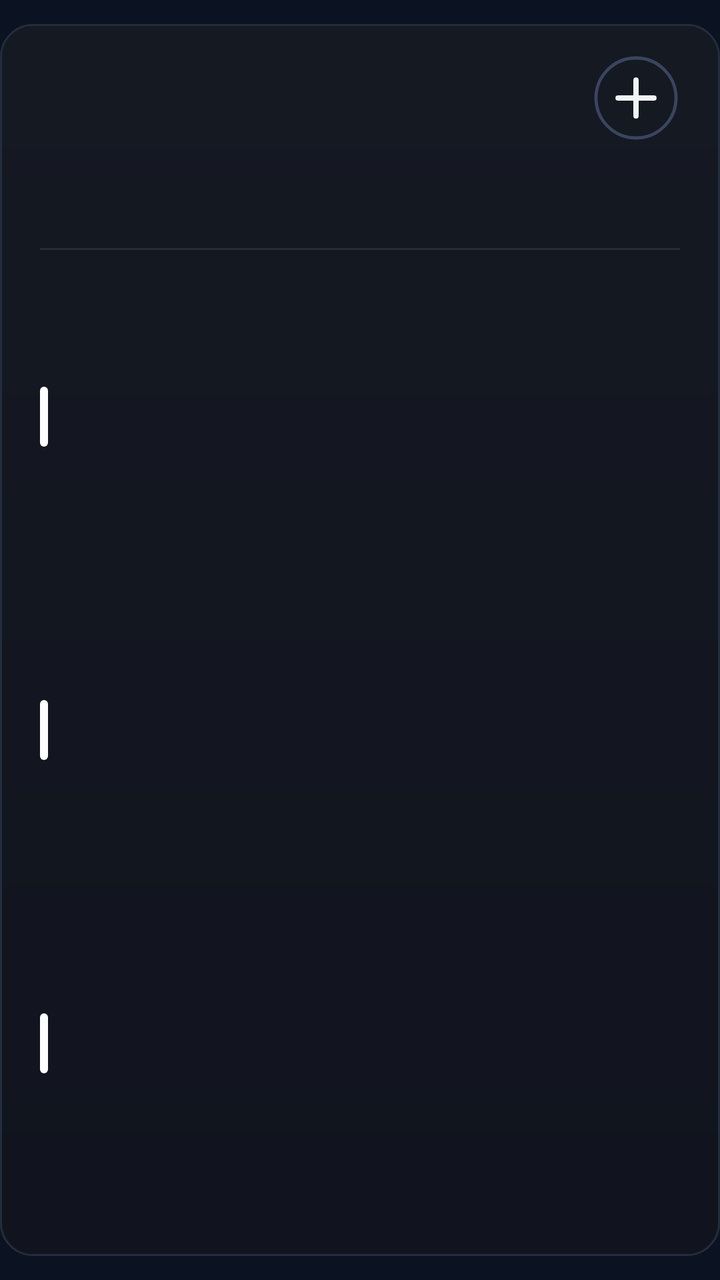
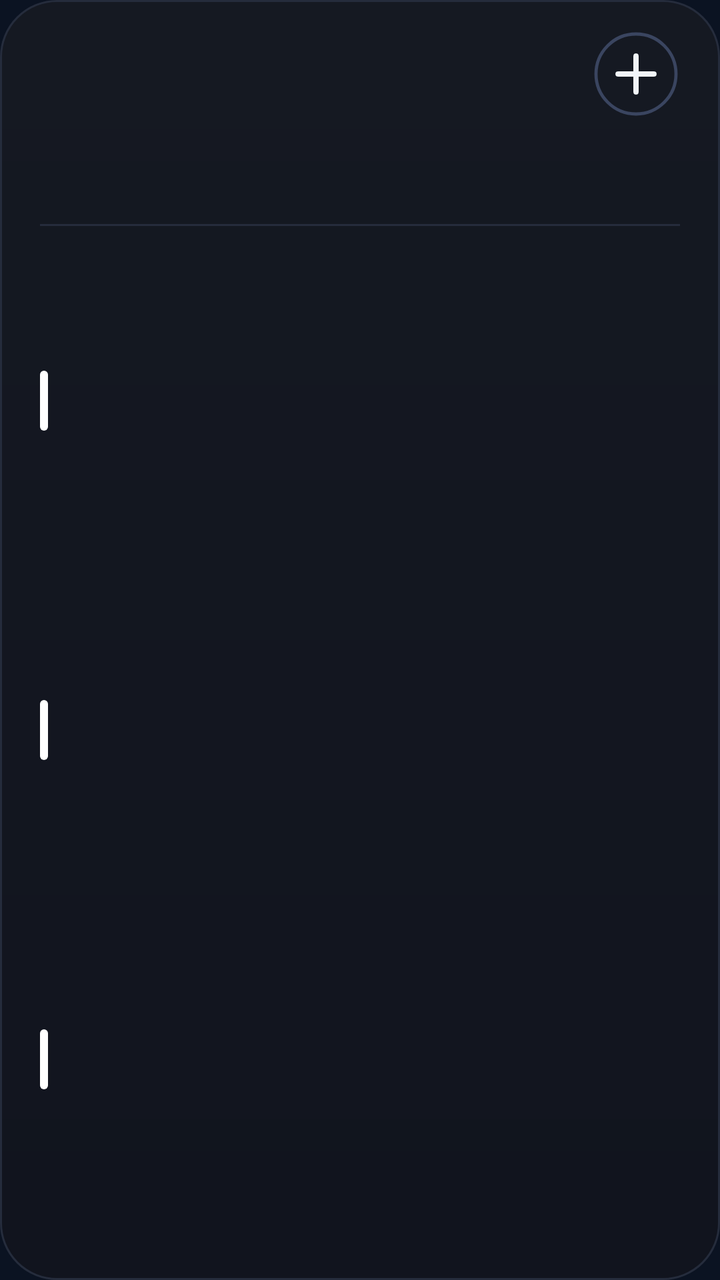

Screens rendered from an Android XML layout before and after an edit, with the pre-edit source and the edit as a unified diff.
<!-- AndroidManifest.xml: application theme AppTheme -->
<!-- res/layout/cal_k3.xml -->
<?xml version="1.0" encoding="utf-8"?>
<FrameLayout xmlns:android="http://schemas.android.com/apk/res/android"
    android:id="@+id/root"
    android:layout_width="match_parent"
    android:layout_height="match_parent"
    android:paddingTop="12dp"
    android:paddingBottom="12dp">

    <LinearLayout
        android:id="@+id/panel"
        android:layout_width="match_parent"
        android:layout_height="match_parent"
        android:background="@drawable/cal_panel"
        android:orientation="vertical"
        android:paddingStart="20dp"
        android:paddingTop="13dp"
        android:paddingEnd="20dp"
        android:paddingBottom="14dp">

        
        <LinearLayout
            android:layout_width="match_parent"
            android:layout_height="48dp"
            android:gravity="center_vertical"
            android:orientation="horizontal">
        <ImageView
            android:id="@+id/cal_day"
            android:layout_width="wrap_content"
            android:layout_height="47dp"
            android:adjustViewBounds="true"
            android:scaleType="fitStart" />

            <LinearLayout
                android:layout_width="0dp"
                android:layout_height="wrap_content"
                android:layout_marginStart="12dp"
                android:layout_weight="1"
                android:orientation="vertical">
                <ImageView
                    android:id="@+id/cal_month"
                    android:layout_width="match_parent"
                    android:layout_height="23dp"
                    android:adjustViewBounds="true"
                    android:scaleType="fitStart" />
                <ImageView
                    android:id="@+id/cal_sub"
                    android:layout_width="match_parent"
                    android:layout_height="16dp"
                    android:adjustViewBounds="true"
                    android:layout_marginTop="2dp"
                    android:scaleType="fitStart" />
            </LinearLayout>

            <ImageView
                android:id="@+id/btn_add"
                android:layout_width="44dp"
                android:layout_height="44dp"
                android:contentDescription="New event"
                android:src="@drawable/ic_cal_add" />
        </LinearLayout>

        
        <LinearLayout
            android:layout_width="match_parent"
            android:layout_height="44dp"
            android:layout_marginTop="2dp"
            android:orientation="horizontal">
            <LinearLayout
                android:layout_width="0dp"
                android:layout_height="match_parent"
                android:layout_weight="1"
                android:gravity="center_horizontal"
                android:orientation="vertical">
                <ImageView
                    android:id="@+id/wk_label_0"
                    android:layout_width="wrap_content"
                    android:layout_height="14dp"
                    android:adjustViewBounds="true"
                    android:scaleType="fitCenter" />
                <ImageView
                    android:id="@+id/wk_num_0"
                    android:layout_width="26dp"
                    android:layout_height="26dp"
                    android:adjustViewBounds="true"
                    android:layout_marginTop="3dp"
                    android:scaleType="fitCenter" />
            </LinearLayout>
            <LinearLayout
                android:layout_width="0dp"
                android:layout_height="match_parent"
                android:layout_weight="1"
                android:gravity="center_horizontal"
                android:orientation="vertical">
                <ImageView
                    android:id="@+id/wk_label_1"
                    android:layout_width="wrap_content"
                    android:layout_height="14dp"
                    android:adjustViewBounds="true"
                    android:scaleType="fitCenter" />
                <ImageView
                    android:id="@+id/wk_num_1"
                    android:layout_width="26dp"
                    android:layout_height="26dp"
                    android:adjustViewBounds="true"
                    android:layout_marginTop="3dp"
                    android:scaleType="fitCenter" />
            </LinearLayout>
            <LinearLayout
                android:layout_width="0dp"
                android:layout_height="match_parent"
                android:layout_weight="1"
                android:gravity="center_horizontal"
                android:orientation="vertical">
                <ImageView
                    android:id="@+id/wk_label_2"
                    android:layout_width="wrap_content"
                    android:layout_height="14dp"
                    android:adjustViewBounds="true"
                    android:scaleType="fitCenter" />
                <ImageView
                    android:id="@+id/wk_num_2"
                    android:layout_width="26dp"
                    android:layout_height="26dp"
                    android:adjustViewBounds="true"
                    android:layout_marginTop="3dp"
                    android:scaleType="fitCenter" />
            </LinearLayout>
            <LinearLayout
                android:layout_width="0dp"
                android:layout_height="match_parent"
                android:layout_weight="1"
                android:gravity="center_horizontal"
                android:orientation="vertical">
                <ImageView
                    android:id="@+id/wk_label_3"
                    android:layout_width="wrap_content"
                    android:layout_height="14dp"
                    android:adjustViewBounds="true"
                    android:scaleType="fitCenter" />
                <ImageView
                    android:id="@+id/wk_num_3"
                    android:layout_width="26dp"
                    android:layout_height="26dp"
                    android:adjustViewBounds="true"
                    android:layout_marginTop="3dp"
                    android:scaleType="fitCenter" />
            </LinearLayout>
            <LinearLayout
                android:layout_width="0dp"
                android:layout_height="match_parent"
                android:layout_weight="1"
                android:gravity="center_horizontal"
                android:orientation="vertical">
                <ImageView
                    android:id="@+id/wk_label_4"
                    android:layout_width="wrap_content"
                    android:layout_height="14dp"
                    android:adjustViewBounds="true"
                    android:scaleType="fitCenter" />
                <ImageView
                    android:id="@+id/wk_num_4"
                    android:layout_width="26dp"
                    android:layout_height="26dp"
                    android:adjustViewBounds="true"
                    android:layout_marginTop="3dp"
                    android:scaleType="fitCenter" />
            </LinearLayout>
            <LinearLayout
                android:layout_width="0dp"
                android:layout_height="match_parent"
                android:layout_weight="1"
                android:gravity="center_horizontal"
                android:orientation="vertical">
                <ImageView
                    android:id="@+id/wk_label_5"
                    android:layout_width="wrap_content"
                    android:layout_height="14dp"
                    android:adjustViewBounds="true"
                    android:scaleType="fitCenter" />
                <ImageView
                    android:id="@+id/wk_num_5"
                    android:layout_width="26dp"
                    android:layout_height="26dp"
                    android:adjustViewBounds="true"
                    android:layout_marginTop="3dp"
                    android:scaleType="fitCenter" />
            </LinearLayout>
            <LinearLayout
                android:layout_width="0dp"
                android:layout_height="match_parent"
                android:layout_weight="1"
                android:gravity="center_horizontal"
                android:orientation="vertical">
                <ImageView
                    android:id="@+id/wk_label_6"
                    android:layout_width="wrap_content"
                    android:layout_height="14dp"
                    android:adjustViewBounds="true"
                    android:scaleType="fitCenter" />
                <ImageView
                    android:id="@+id/wk_num_6"
                    android:layout_width="26dp"
                    android:layout_height="26dp"
                    android:adjustViewBounds="true"
                    android:layout_marginTop="3dp"
                    android:scaleType="fitCenter" />
            </LinearLayout>
        </LinearLayout>

        <ImageView
            android:layout_width="match_parent"
            android:layout_height="1dp"
            android:layout_marginTop="5dp"
            android:layout_marginBottom="5dp"
            android:scaleType="fitXY"
            android:src="@drawable/cal_divider" />

        
        <LinearLayout
            android:layout_width="match_parent"
            android:layout_height="0dp"
            android:layout_weight="1"
            android:orientation="vertical">
        <LinearLayout
            android:id="@+id/cal_row_0"
            android:layout_width="match_parent"
            android:layout_height="0dp"
            android:layout_weight="1"
            android:gravity="center_vertical"
            android:orientation="horizontal">

            <ImageView
                android:id="@+id/cal_bar_0"
                android:layout_width="4dp"
                android:layout_height="30dp"
                android:layout_marginEnd="11dp"
                android:scaleType="fitXY"
                android:src="@drawable/cal_bar" />

            <LinearLayout
                android:layout_width="0dp"
                android:layout_height="wrap_content"
                android:layout_weight="1"
                android:orientation="vertical">

                <LinearLayout
                    android:layout_width="match_parent"
                    android:layout_height="wrap_content"
                    android:orientation="horizontal">
                    <ImageView
                        android:id="@+id/cal_time_0"
                        android:layout_width="wrap_content"
                        android:layout_height="16dp"
                        android:adjustViewBounds="true"
                        android:scaleType="fitStart" />
                    <ImageView
                        android:id="@+id/cal_hint_0"
                        android:layout_width="wrap_content"
                        android:layout_height="16dp"
                        android:adjustViewBounds="true"
                        android:layout_marginStart="9dp"
                        android:scaleType="fitStart" />
                </LinearLayout>
                <ImageView
                    android:id="@+id/cal_title_0"
                    android:layout_width="match_parent"
                    android:layout_height="22dp"
                    android:adjustViewBounds="true"
                    android:layout_marginTop="1dp"
                    android:scaleType="fitStart" />
            </LinearLayout>
        </LinearLayout>
        <LinearLayout
            android:id="@+id/cal_row_1"
            android:layout_width="match_parent"
            android:layout_height="0dp"
            android:layout_weight="1"
            android:gravity="center_vertical"
            android:orientation="horizontal">

            <ImageView
                android:id="@+id/cal_bar_1"
                android:layout_width="4dp"
                android:layout_height="30dp"
                android:layout_marginEnd="11dp"
                android:scaleType="fitXY"
                android:src="@drawable/cal_bar" />

            <LinearLayout
                android:layout_width="0dp"
                android:layout_height="wrap_content"
                android:layout_weight="1"
                android:orientation="vertical">

                <LinearLayout
                    android:layout_width="match_parent"
                    android:layout_height="wrap_content"
                    android:orientation="horizontal">
                    <ImageView
                        android:id="@+id/cal_time_1"
                        android:layout_width="wrap_content"
                        android:layout_height="16dp"
                        android:adjustViewBounds="true"
                        android:scaleType="fitStart" />
                    <ImageView
                        android:id="@+id/cal_hint_1"
                        android:layout_width="wrap_content"
                        android:layout_height="16dp"
                        android:adjustViewBounds="true"
                        android:layout_marginStart="9dp"
                        android:scaleType="fitStart" />
                </LinearLayout>
                <ImageView
                    android:id="@+id/cal_title_1"
                    android:layout_width="match_parent"
                    android:layout_height="22dp"
                    android:adjustViewBounds="true"
                    android:layout_marginTop="1dp"
                    android:scaleType="fitStart" />
            </LinearLayout>
        </LinearLayout>
        <LinearLayout
            android:id="@+id/cal_row_2"
            android:layout_width="match_parent"
            android:layout_height="0dp"
            android:layout_weight="1"
            android:gravity="center_vertical"
            android:orientation="horizontal">

            <ImageView
                android:id="@+id/cal_bar_2"
                android:layout_width="4dp"
                android:layout_height="30dp"
                android:layout_marginEnd="11dp"
                android:scaleType="fitXY"
                android:src="@drawable/cal_bar" />

            <LinearLayout
                android:layout_width="0dp"
                android:layout_height="wrap_content"
                android:layout_weight="1"
                android:orientation="vertical">

                <LinearLayout
                    android:layout_width="match_parent"
                    android:layout_height="wrap_content"
                    android:orientation="horizontal">
                    <ImageView
                        android:id="@+id/cal_time_2"
                        android:layout_width="wrap_content"
                        android:layout_height="16dp"
                        android:adjustViewBounds="true"
                        android:scaleType="fitStart" />
                    <ImageView
                        android:id="@+id/cal_hint_2"
                        android:layout_width="wrap_content"
                        android:layout_height="16dp"
                        android:adjustViewBounds="true"
                        android:layout_marginStart="9dp"
                        android:scaleType="fitStart" />
                </LinearLayout>
                <ImageView
                    android:id="@+id/cal_title_2"
                    android:layout_width="match_parent"
                    android:layout_height="22dp"
                    android:adjustViewBounds="true"
                    android:layout_marginTop="1dp"
                    android:scaleType="fitStart" />
            </LinearLayout>
        </LinearLayout>
        </LinearLayout>
        <ImageView
            android:id="@+id/cal_more"
            android:layout_width="match_parent"
            android:layout_height="14dp"
            android:adjustViewBounds="true"
            android:scaleType="fitEnd" />
    </LinearLayout>
</FrameLayout>
<!-- resources referenced by this layout -->
<resources>
  <!-- drawable cal_bar (drawable) -->
  <?xml version="1.0" encoding="utf-8"?>
  <shape xmlns:android="http://schemas.android.com/apk/res/android" android:shape="rectangle">
      <solid android:color="#FFFFFFFF" />
      <corners android:radius="2dp" />
  </shape>
  <!-- drawable cal_divider (drawable) -->
  <?xml version="1.0" encoding="utf-8"?>
  <shape xmlns:android="http://schemas.android.com/apk/res/android" android:shape="rectangle">
      <solid android:color="#FF252C3C" />
  </shape>
  <!-- drawable cal_panel (drawable) -->
  <?xml version="1.0" encoding="utf-8"?>
  <shape xmlns:android="http://schemas.android.com/apk/res/android" android:shape="rectangle">
      <gradient android:angle="270" android:startColor="#FF151922" android:endColor="#FF11141E" />
      <stroke android:width="1dp" android:color="#FF252C3C" />
      <corners android:radius="@dimen/widget_radius" />
  </shape>
  <!-- drawable ic_cal_add (drawable) -->
  <?xml version="1.0" encoding="utf-8"?>
  <vector xmlns:android="http://schemas.android.com/apk/res/android"
      android:width="44dp"
      android:height="44dp"
      android:viewportWidth="44"
      android:viewportHeight="44">
      <path
          android:pathData="M22,22m-20,0a20,20 0,1 1,40 0a20,20 0,1 1,-40 0"
          android:strokeColor="#FF3A4560"
          android:strokeWidth="1.6" />
      <path
          android:pathData="M13,22L31,22M22,13L22,31"
          android:strokeColor="#FFF1F5F9"
          android:strokeLineCap="round"
          android:strokeWidth="2.6" />
  </vector>
  <style name="AppTheme" parent="@android:style/Theme.DeviceDefault.NoActionBar">
          <item name="android:colorAccent">#DF8B35</item>
          <item name="android:colorControlActivated">#DF8B35</item>
          <item name="android:windowBackground">#0B1322</item>
          <item name="android:statusBarColor">#0E111A</item>
          <item name="android:navigationBarColor">#0B1322</item>
          <item name="android:textColorHint">#718096</item>
      </style>
  <dimen name="widget_radius">16dp</dimen>
</resources>

<!-- the commit's change to res/layout/cal_k3.xml (unified diff, before → after) -->
@@ -3,8 +3,7 @@
     android:id="@+id/root"
     android:layout_width="match_parent"
     android:layout_height="match_parent"
-    android:paddingTop="12dp"
-    android:paddingBottom="12dp">
+    android:padding="0dp">
 
     <LinearLayout
         android:id="@+id/panel"
<!-- resource entries referenced after the edit -->
@@ -43,6 +43,6 @@
           <item name="android:navigationBarColor">#0B1322</item>
           <item name="android:textColorHint">#718096</item>
       </style>
-  <dimen name="widget_radius">16dp</dimen>
+  <dimen name="widget_radius">24dp</dimen>
 </resources>
 
